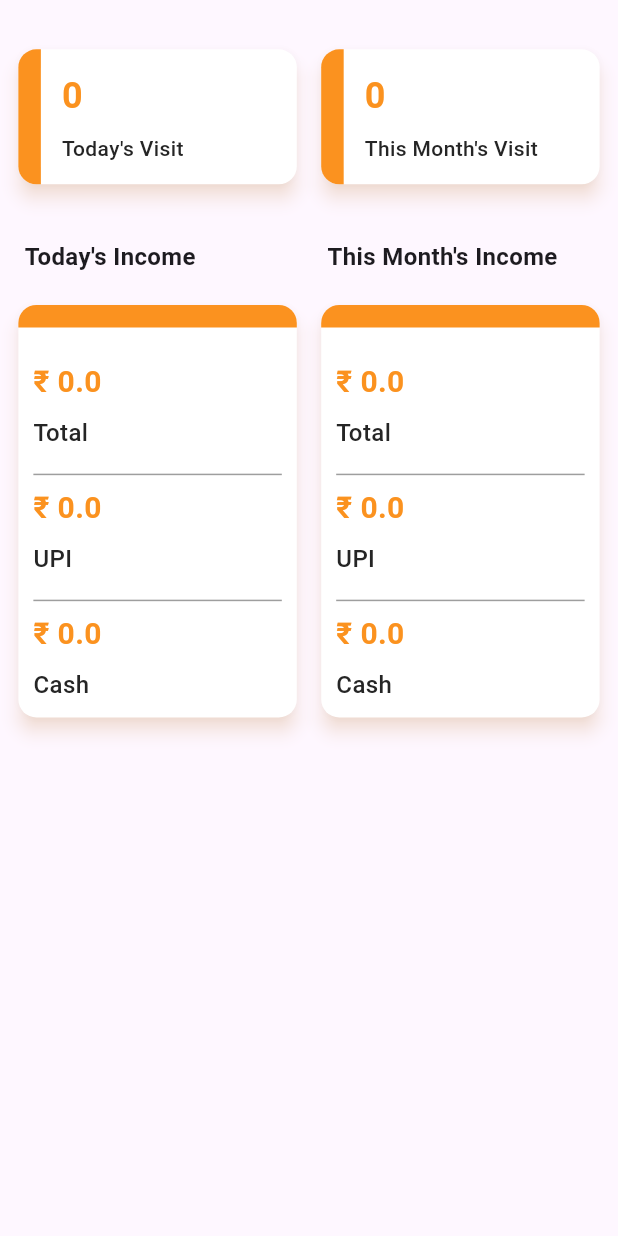
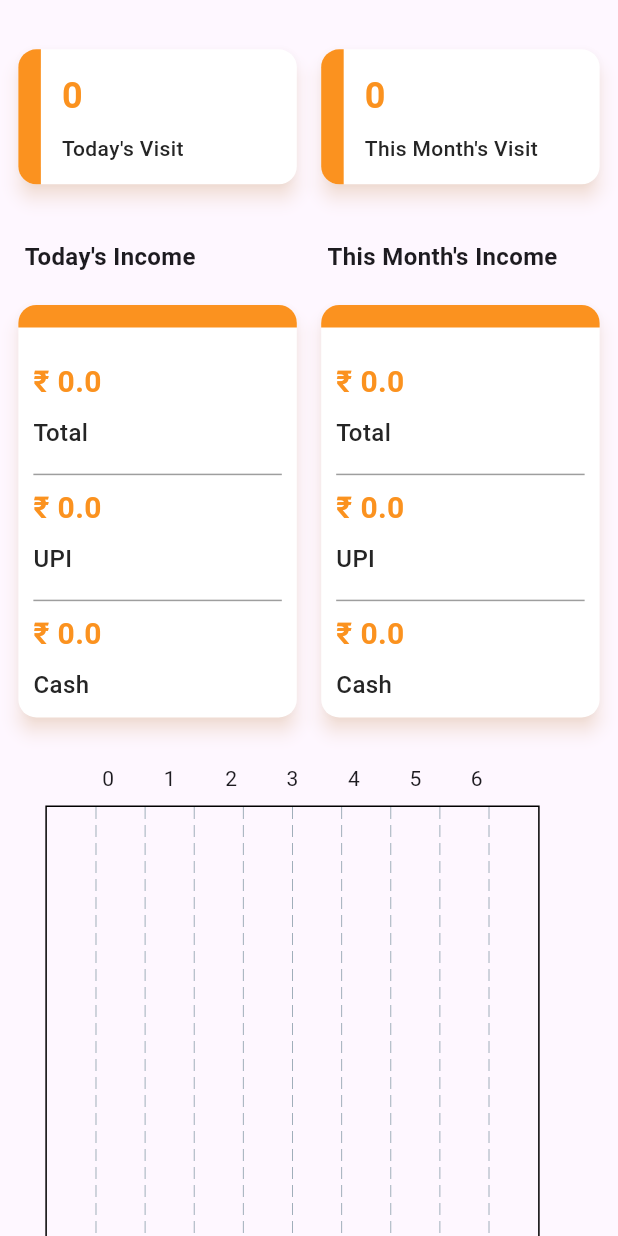
Before and after one commit to nishant-devapp/DocAidFlutterOfficial, a Flutter app: the ViewStatsScreen screen opened directly, on a phone screen of 412 x 824 dp. Run offline on Flutter 3.47's test engine with Material 3 defaults, Android fonts, the phone set to English and light mode, and no system bars; drawn by our look-alikes of fl_chart; our stand-ins replace file_picker, flutter_image_compress, flutter_svg, image_cropper, image_picker, lottie and 6 more; missing offline and left inert: flutter_pdfview, razorpay_flutter; accounts and stored records are empty; network calls fail.

Commit message:
13 Oct 2024 H

```diff
--- a/lib/accounts/provider/account_provider.dart
+++ b/lib/accounts/provider/account_provider.dart
@@ -3,6 +3,8 @@ import 'package:code/accounts/model/subscription_history_model.dart';
 import 'package:code/accounts/model/visit_model.dart';
 import 'package:code/accounts/service/account_service.dart';
 import 'package:flutter/cupertino.dart';
+
+import '../../home/models/home_get_model.dart';
 
 class AccountProvider extends ChangeNotifier {
 
@@ -10,11 +12,16 @@ class AccountProvider extends ChangeNotifier {
   VisitModel? _todayVisit, _thisMonthVisit;
   AmountModel? _todayEarning, _thisMonthEarning;
   SubscriptionHistoryModel? _subscriptionHistory;
+  List<ClinicDtos> _clinics = [];
+  Map<int, Map<String, dynamic>> _weeklyGraphData = {};
   bool _isFetchingVisit = false;
+  bool _isFetchingWeeklyGraph = false;
   bool _isFetchingSubscriptionHistory = false;
   bool _isFetchingEarning = false;
   String? _errorMessage;
 
+  List<ClinicDtos> get clinics => _clinics;
+  Map<int, Map<String, dynamic>> get weeklyGraphData => _weeklyGraphData;
   VisitModel? get todayVisit => _todayVisit;
 
   VisitModel? get thisMonthVisit => _thisMonthVisit;
@@ -27,9 +34,14 @@ class AccountProvider extends ChangeNotifier {
   bool get isFetchingVisit => _isFetchingVisit;
   bool get isFetchingSubscriptionHistory => _isFetchingSubscriptionHistory;
   bool get isFetchingEarning => _isFetchingEarning;
+  bool get isFetchingWeeklyGraph => _isFetchingWeeklyGraph;
 
   String? get errorMessage => _errorMessage;
 
+  void loadClinics(List<ClinicDtos> clinics) {
+    _clinics = clinics;
+    notifyListeners();
+  }
 
   Future<void> fetchTodayVisit() async {
     _isFetchingVisit = true;
@@ -111,5 +123,23 @@ class AccountProvider extends ChangeNotifier {
     }
   }
 
+  // Future<void> fetchWeeklyDataForClinics() async {
+  //   _isFetchingWeeklyGraph = true;
+  //   _errorMessage = null;
+  //   notifyListeners();
+  //
+  //   try {
+  //     for (ClinicDtos clinic in _clinics) {
+  //         final data = await _accountService.fetchWeeklyGraphByClinicId(clinic.id!);
+  //         _weeklyGraphData[clinic.id!] = data; // Store income data by clinic ID
+  //
+  //     }
+  //   } catch (error) {
+  //     _errorMessage = error.toString();
+  //   } finally {
+  //     _isFetchingWeeklyGraph = false;
+  //     notifyListeners();
+  //   }
+  // }
 
 }
--- a/lib/accounts/screens/ReviewSubscriptionScreen.dart
+++ b/lib/accounts/screens/ReviewSubscriptionScreen.dart
@@ -293,7 +293,7 @@ class _ReviewSubscriptionScreenState extends State<ReviewSubscriptionScreen> {
 
 
       var options = {
-        'key': RazorpayKeys.productionKey,
+        'key': RazorpayKeys.testKey,
         'amount': paymentAmount,
         'name': 'Doc-Aid',
         'order_id': paymentOrderId, // Generate order_id using Orders API
--- a/lib/accounts/screens/ViewStatsScreen.dart
+++ b/lib/accounts/screens/ViewStatsScreen.dart
@@ -1,8 +1,13 @@
 import 'package:code/accounts/provider/account_provider.dart';
+import 'package:code/accounts/service/account_service.dart';
 import 'package:code/accounts/widgets/income_card.dart';
 import 'package:code/accounts/widgets/single_visit_card.dart';
 import 'package:flutter/material.dart';
 import 'package:provider/provider.dart';
+
+import '../../home/models/home_get_model.dart';
+import '../../home/provider/home_provider.dart';
+import '../widgets/weekly_income_chart.dart';
 
 class ViewStatsScreen extends StatefulWidget {
   const ViewStatsScreen({super.key});
@@ -12,6 +17,10 @@ class ViewStatsScreen extends StatefulWidget {
 }
 
 class _ViewStatsScreenState extends State<ViewStatsScreen> {
+  final HomeGetProvider homeProvider = HomeGetProvider();
+  final AccountService accountService = AccountService();
+  Map<String, Map<String, double>> weeklyIncome = {};
+
 
   @override
   void initState() {
@@ -21,6 +30,7 @@ class _ViewStatsScreenState extends State<ViewStatsScreen> {
     accountProvider.fetchThisMonthVisit();
     accountProvider.fetchTodayEarning();
     accountProvider.fetchThisMonthEarning();
+    loadWeeklyGraphData();
   }
 
   @override
@@ -121,6 +131,12 @@ class _ViewStatsScreenState extends State<ViewStatsScreen> {
                         ),
                       ],
                     ),
+                    SizedBox(height: deviceHeight * 0.03),
+                    SizedBox(
+                      height: 400, // Adjust height as needed
+                      child: WeeklyIncomeChart(weeklyIncome),
+                    ),
+
                   ],
                 ),
               ),
@@ -129,4 +145,13 @@ class _ViewStatsScreenState extends State<ViewStatsScreen> {
         }
     );
   }
+  Future<void> loadWeeklyGraphData() async {
+    List<ClinicDtos> clinics = homeProvider.getAllClinics(); // Fetch your clinics here
+    print("Clinics List: $clinics");
+    Map<String, Map<String, double>> incomeData = await accountService.fetchWeeklyGraphForAllClinics(clinics);
+    print("Weekly Income Data: $incomeData");
+    setState(() {
+      weeklyIncome = incomeData;
+    });
   }
+}
--- /dev/null
+++ b/lib/accounts/widgets/weekly_income_chart.dart
@@ -0,0 +1,76 @@
+import 'package:fl_chart/fl_chart.dart';
+import 'package:flutter/material.dart';
+
+class WeeklyIncomeChart extends StatelessWidget {
+  final Map<String, Map<String, double>> weeklyIncome; // Income data for each clinic
+
+  WeeklyIncomeChart(this.weeklyIncome);
+
+  @override
+  Widget build(BuildContext context) {
+    return BarChart(
+      BarChartData(
+        barGroups: _buildBarGroups(),
+        titlesData: FlTitlesData(
+          leftTitles: AxisTitles(sideTitles: SideTitles(showTitles: true)),
+          bottomTitles: AxisTitles(
+            sideTitles: SideTitles(showTitles: true, getTitlesWidget: _getBottomTitles),
+          ),
+        ),
+      ),
+    );
+  }
+
+  List<BarChartGroupData> _buildBarGroups() {
+    List<BarChartGroupData> barGroups = [];
+
+    List<String> daysOfWeek = ["SUNDAY", "MONDAY", "TUESDAY", "WEDNESDAY", "THURSDAY", "FRIDAY", "SATURDAY"];
+
+    // Loop through each day of the week
+    for (int i = 0; i < daysOfWeek.length; i++) {
+      final String day = daysOfWeek[i];
+
+      List<BarChartRodData> rods = [];
+
+      // For each clinic, create a bar for the current day
+      int clinicIndex = 0;
+      weeklyIncome.forEach((clinicId, income) {
+        rods.add(
+          BarChartRodData(
+            toY: income[day] ?? 0, // Get income for the day for this clinic
+            width: 15, // Width of each bar
+            color: _getClinicColor(clinicIndex), // Assign a color per clinic
+          ),
+        );
+        clinicIndex++;
+      });
+
+      // Add the group of bars for the current day
+      barGroups.add(BarChartGroupData(
+        x: i,
+        barRods: rods,
+        barsSpace: 4, // Space between bars
+      ));
+    }
+
+    return barGroups;
+  }
+
+  Color _getClinicColor(int index) {
+    // You can define different colors for each clinic here
+    List<Color> colors = [Colors.red, Colors.blue, Colors.green, Colors.orange];
+    return colors[index % colors.length];
+  }
+
+  Widget _getBottomTitles(double value, TitleMeta meta) {
+    const days = ["Sun", "Mon", "Tue", "Wed", "Thu", "Fri", "Sat"];
+    return SideTitleWidget(
+      axisSide: meta.axisSide,
+      space: 10,
+      child: Text(
+        days[value.toInt()],
+        style: TextStyle(fontSize: 12),
+      ),
+    );
+  }
+}
--- a/lib/clinics/screens/clinic_screen.dart
+++ b/lib/clinics/screens/clinic_screen.dart
@@ -254,7 +254,7 @@ class _ClinicScreenState extends State<ClinicScreen> {
       });
 
       var options = {
-        'key': RazorpayKeys.productionKey,
+        'key': RazorpayKeys.testKey,
         'amount': totalAmountToBePaid,
         'name': 'Doc-Aid',
         'order_id': paymentOrderId, // Generate order_id using Orders API
--- a/lib/home/provider/home_provider.dart
+++ b/lib/home/provider/home_provider.dart
@@ -342,17 +342,22 @@ class HomeGetProvider extends ChangeNotifier {
     }
   }
 
-  // Get a list of clinics
+  // Get a list of active clinics
   List<ClinicDtos> getClinics() {
-    // return doctorProfile?.data?.clinicDtos ?? [];
     return doctorProfile?.data?.clinicDtos
         ?.where((clinic) => clinic.clinicStatus == "Active")
         .toList() ?? [];
   }
 
+  // Get list of all clinics
+  List<ClinicDtos> getAllClinics(){
+    print("Doctor clinics: ${doctorProfile?.data?.clinicDtos}");
+    return doctorProfile?.data?.clinicDtos ?? [];
+  }
+
+
   int? getDoctorId(){
     return doctorProfile?.data?.id;
-
   }
 
 }
--- a/lib/utils/constants/api_endpoints.dart
+++ b/lib/utils/constants/api_endpoints.dart
@@ -53,6 +53,9 @@ class ApiEndpoints {
   static const String updatingNewEndDateEndPoint = '/currentSubscription/updateCurrentSubscriptionDetails';
   static const String createPaymentHistoryEndPoint = '/subscriptionPaymentHistory/create';
   static const String fetchSubscriptionHistoryEndPoint = '/subscriptionPaymentHistory/allSubscriptionPaymentHistory';
+  static const String fetchWeeklyGraphByClinicIdEndPoint = '/payment/weeklyGraphByClinicId';
+  static const String fetchYearlyGraphByClinicIdEndPoint = '/payment/yearlyGraphByClinicId';
+  static const String fetchCustomGraphByClinicIdEndPoint = '/payment/customGraphByClinicId';
 
   // Help
   static const String sendHelpMsgEndPoint = '/feedback';
--- a/lib/utils/constants/app_urls.dart
+++ b/lib/utils/constants/app_urls.dart
@@ -5,5 +5,5 @@ class AppUrls {
 
   static const devBaseUrl = 'https://dev.doc-aid.in/main-backend-api-gateway';
 
-  static const baseUrl = mainBaseUrl;
+  static const baseUrl = devBaseUrl;
 }
--- a/pubspec.yaml
+++ b/pubspec.yaml
@@ -57,6 +57,7 @@ dependencies:
   change_app_package_name: ^1.3.0
   flutter_image_compress: ^2.3.0
   pdf_compressor: ^0.2.0
+  fl_chart: ^0.69.0
 
 
 flutter_launcher_icons:
```
Also changed, not shown: lib/accounts/service/account_service.dart (+108 -69 lines), lib/appointments/widgets/book_appointment_form.dart (+12 -12 lines), pubspec.lock. Lines whose indentation alone changed are shown as unchanged.
